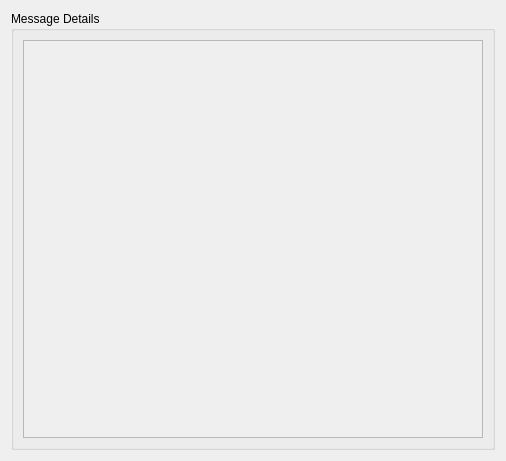
Above: src/app/comms_champion/src/ui/MsgDetailsWidget.ui from commschamp/comms_champion before the change. Below: the same form after it.
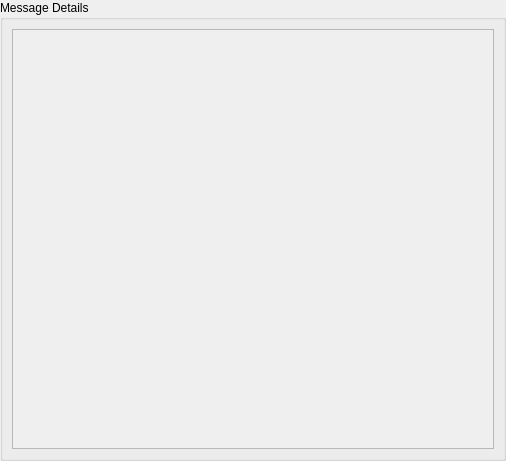
That is the form after the change.

Commit message: Improving appearance of Message Update Dialog.

```diff
--- a/src/app/comms_champion/src/ui/MsgDetailsWidget.ui
+++ b/src/app/comms_champion/src/ui/MsgDetailsWidget.ui
@@ -14,6 +14,18 @@
    <string>Message Details</string>
   </property>
   <layout class="QVBoxLayout" name="verticalLayout">
+   <property name="leftMargin">
+    <number>0</number>
+   </property>
+   <property name="topMargin">
+    <number>0</number>
+   </property>
+   <property name="rightMargin">
+    <number>0</number>
+   </property>
+   <property name="bottomMargin">
+    <number>0</number>
+   </property>
    <item>
     <widget class="QGroupBox" name="m_groupBox">
      <property name="title">
@@ -30,8 +42,8 @@
           <rect>
            <x>0</x>
            <y>0</y>
-           <width>460</width>
-           <height>405</height>
+           <width>478</width>
+           <height>423</height>
           </rect>
          </property>
         </widget>
```
The commit also changes 1 other file.
